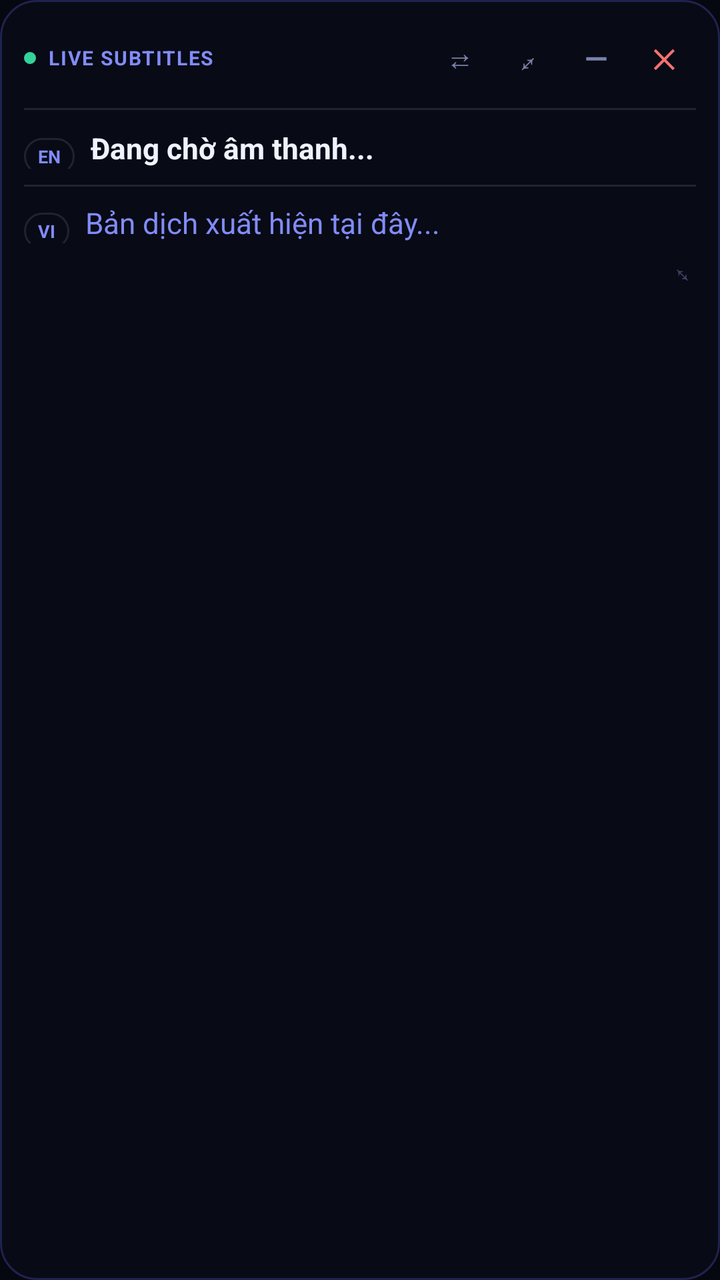
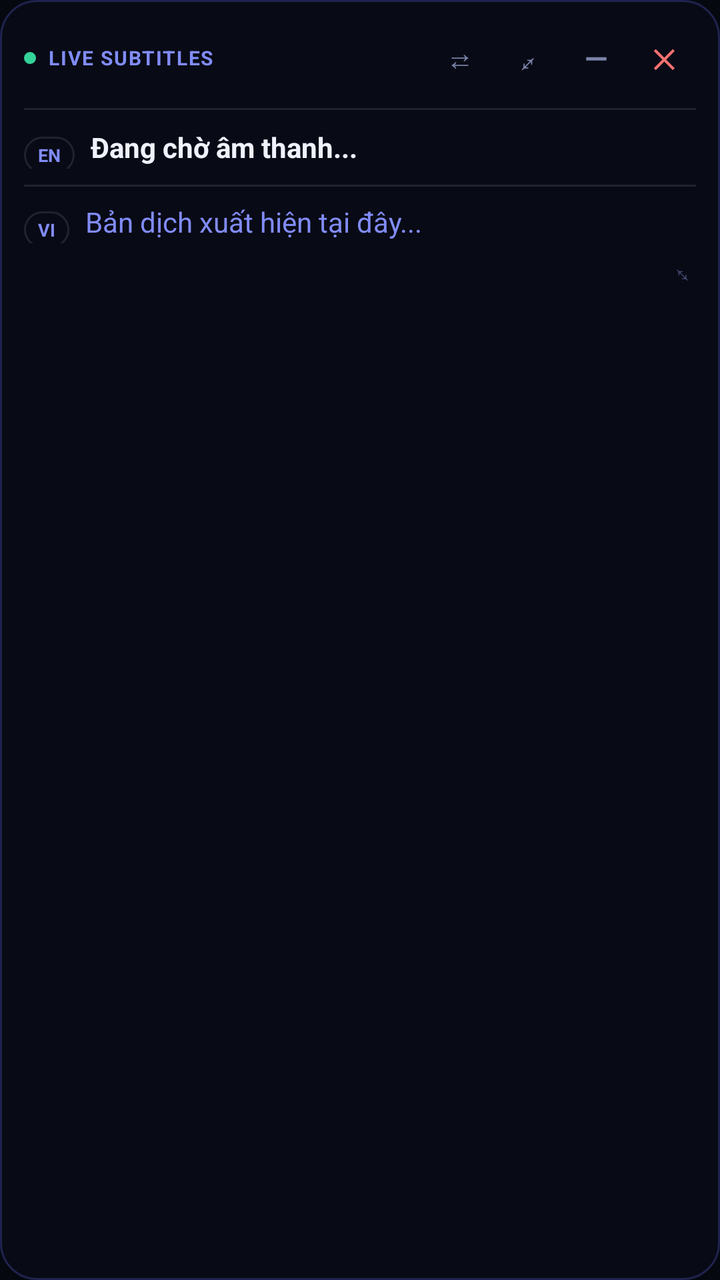

Screens rendered from an Android XML layout before and after an edit, with the pre-edit source and the edit as a unified diff.
<!-- AndroidManifest.xml: application theme Theme.RealtimeTranslator -->
<!-- res/layout/layout_floating_widget.xml -->
<?xml version="1.0" encoding="utf-8"?>
<LinearLayout xmlns:android="http://schemas.android.com/apk/res/android"
    android:layout_width="320dp"
    android:layout_height="wrap_content"
    android:orientation="vertical"
    android:background="@drawable/bg_floating_card"
    android:padding="12dp">

    
    <LinearLayout
        android:layout_width="match_parent"
        android:layout_height="wrap_content"
        android:orientation="horizontal"
        android:gravity="center_vertical"
        android:paddingBottom="8dp">

        
        <LinearLayout
            android:id="@+id/layoutDragHandle"
            android:layout_width="0dp"
            android:layout_height="34dp"
            android:layout_weight="1"
            android:gravity="center_vertical"
            android:orientation="horizontal">

            
            <View
                android:layout_width="6dp"
                android:layout_height="6dp"
                android:background="@drawable/bg_status_dot"
                android:backgroundTint="@color/status_ok"
                android:layout_marginEnd="6dp" />

            <TextView
                android:layout_width="wrap_content"
                android:layout_height="wrap_content"
                android:text="LIVE SUBTITLES"
                android:textColor="@color/accent"
                android:textSize="10sp"
                android:textStyle="bold"
                android:letterSpacing="0.06" />
        </LinearLayout>

        
        <TextView
            android:id="@+id/btnSwapOverlay"
            android:layout_width="32dp"
            android:layout_height="32dp"
            android:gravity="center"
            android:text="⇄"
            android:textColor="@color/text_secondary"
            android:textSize="14sp"
            android:clickable="true"
            android:focusable="true"
            android:background="?attr/selectableItemBackgroundBorderless"
            android:layout_marginEnd="2dp" />

        <TextView
            android:id="@+id/btnResizeOverlay"
            android:layout_width="32dp"
            android:layout_height="32dp"
            android:gravity="center"
            android:text="⤢"
            android:textColor="@color/text_secondary"
            android:textSize="14sp"
            android:clickable="true"
            android:focusable="true"
            android:background="?attr/selectableItemBackgroundBorderless"
            android:layout_marginEnd="2dp" />

        <TextView
            android:id="@+id/btnMinimize"
            android:layout_width="32dp"
            android:layout_height="32dp"
            android:gravity="center"
            android:text="—"
            android:textColor="@color/text_secondary"
            android:textSize="15sp"
            android:textStyle="bold"
            android:clickable="true"
            android:focusable="true"
            android:background="?attr/selectableItemBackgroundBorderless"
            android:layout_marginEnd="2dp" />

        <TextView
            android:id="@+id/btnCloseOverlay"
            android:layout_width="32dp"
            android:layout_height="32dp"
            android:gravity="center"
            android:text="✕"
            android:textColor="@color/status_danger"
            android:textSize="13sp"
            android:textStyle="bold"
            android:clickable="true"
            android:focusable="true"
            android:background="?attr/selectableItemBackgroundBorderless" />
    </LinearLayout>

    
    <View
        android:layout_width="match_parent"
        android:layout_height="1dp"
        android:background="@color/divider_color"
        android:layout_marginBottom="9dp" />

    
    <LinearLayout
        android:layout_width="match_parent"
        android:layout_height="wrap_content"
        android:orientation="horizontal"
        android:gravity="top">

        <TextView
            android:id="@+id/tvOriginalTag"
            android:layout_width="wrap_content"
            android:layout_height="wrap_content"
            android:text="EN"
            android:textSize="9sp"
            android:textStyle="bold"
            android:textColor="@color/accent"
            android:background="@drawable/bg_lang_tag"
            android:paddingHorizontal="7dp"
            android:paddingVertical="3dp"
            android:layout_marginEnd="8dp"
            android:layout_marginTop="2dp" />

        <TextView
            android:id="@+id/tvOriginalText"
            android:layout_width="0dp"
            android:layout_height="wrap_content"
            android:layout_weight="1"
            android:text="@string/waiting_audio"
            android:textColor="@color/text_primary"
            android:textSize="14.5sp"
            android:textStyle="bold"
            android:maxLines="3"
            android:ellipsize="end"
            android:lineSpacingExtra="2dp" />
    </LinearLayout>

    
    <View
        android:layout_width="match_parent"
        android:layout_height="1dp"
        android:background="@color/divider_color"
        android:layout_marginVertical="8dp" />

    
    <LinearLayout
        android:layout_width="match_parent"
        android:layout_height="wrap_content"
        android:orientation="horizontal"
        android:gravity="top">

        <TextView
            android:id="@+id/tvTranslatedTag"
            android:layout_width="wrap_content"
            android:layout_height="wrap_content"
            android:text="VI"
            android:textSize="9sp"
            android:textStyle="bold"
            android:textColor="@color/text_accent"
            android:background="@drawable/bg_lang_tag"
            android:paddingHorizontal="7dp"
            android:paddingVertical="3dp"
            android:layout_marginEnd="8dp"
            android:layout_marginTop="2dp" />

        <TextView
            android:id="@+id/tvTranslatedText"
            android:layout_width="0dp"
            android:layout_height="wrap_content"
            android:layout_weight="1"
            android:text="Bản dịch xuất hiện tại đây..."
            android:textColor="@color/text_accent"
            android:textSize="14.5sp"
            android:maxLines="4"
            android:ellipsize="end"
            android:lineSpacingExtra="2dp" />
    </LinearLayout>

    
    <LinearLayout
        android:layout_width="match_parent"
        android:layout_height="wrap_content"
        android:orientation="horizontal"
        android:gravity="end|center_vertical"
        android:paddingTop="2dp">

        <TextView
            android:id="@+id/viewResizeCorner"
            android:layout_width="26dp"
            android:layout_height="20dp"
            android:gravity="end|bottom"
            android:text="⤡"
            android:textColor="@color/text_muted"
            android:textSize="13sp"
            android:paddingEnd="2dp" />
    </LinearLayout>

</LinearLayout>
<!-- resources referenced by this layout -->
<resources>
  <color name="accent">#818CF8</color>
  <color name="divider_color">#1AFFFFFF</color>
  <color name="status_danger">#F87171</color>
  <color name="status_ok">#34D399</color>
  <color name="text_accent">#818CF8</color>
  <color name="text_muted">#3D4466</color>
  <color name="text_primary">#F0F2FF</color>
  <color name="text_secondary">#7B82A8</color>
  <!-- drawable bg_floating_card (drawable) -->
  <?xml version="1.0" encoding="utf-8"?>
  <shape xmlns:android="http://schemas.android.com/apk/res/android"
      android:shape="rectangle">
      <corners android:radius="18dp" />
      <solid android:color="#E8080A16" />
      <stroke
          android:width="1dp"
          android:color="#476366F1" />
  </shape>
  <!-- drawable bg_lang_tag (drawable) -->
  <?xml version="1.0" encoding="utf-8"?>
  <shape xmlns:android="http://schemas.android.com/apk/res/android"
      android:shape="rectangle">
      <corners android:radius="18dp" />
      <solid android:color="#1A0A0D18" />
      <stroke
          android:width="1dp"
          android:color="#1AFFFFFF" />
  </shape>
  <!-- drawable bg_status_dot (drawable) -->
  <?xml version="1.0" encoding="utf-8"?>
  <shape xmlns:android="http://schemas.android.com/apk/res/android"
      android:shape="oval">
      <solid android:color="#3D4466" />
  </shape>
  <string name="waiting_audio">Đang chờ âm thanh...</string>
  <style name="Theme.RealtimeTranslator" parent="Theme.Material3.Dark.NoActionBar">
          <item name="colorPrimary">#6366F1</item>
          <item name="colorPrimaryVariant">#4F46E5</item>
          <item name="colorSecondary">#818CF8</item>
          <item name="colorOnPrimary">#FFFFFF</item>
          <item name="android:statusBarColor">#06080F</item>
          <item name="android:navigationBarColor">#06080F</item>
          <item name="android:windowBackground">#06080F</item>
          
          <item name="colorControlActivated">#6366F1</item>
          
          <item name="colorControlHighlight">#266366F1</item>
      </style>
</resources>

<!-- the commit's change to res/layout/layout_floating_widget.xml (unified diff, before → after) -->
@@ -104,80 +104,94 @@
         android:layout_marginBottom="9dp" />
 
     
-    <LinearLayout
+    <ScrollView
+        android:id="@+id/scrollSubtitleArea"
         android:layout_width="match_parent"
         android:layout_height="wrap_content"
-        android:orientation="horizontal"
-        android:gravity="top">
-
-        <TextView
-            android:id="@+id/tvOriginalTag"
-            android:layout_width="wrap_content"
+        android:scrollbars="none"
+        android:overScrollMode="never"
+        android:fillViewport="true">
+
+        <LinearLayout
+            android:layout_width="match_parent"
             android:layout_height="wrap_content"
-            android:text="EN"
-            android:textSize="9sp"
-            android:textStyle="bold"
-            android:textColor="@color/accent"
-            android:background="@drawable/bg_lang_tag"
-            android:paddingHorizontal="7dp"
-            android:paddingVertical="3dp"
-            android:layout_marginEnd="8dp"
-            android:layout_marginTop="2dp" />
-
-        <TextView
-            android:id="@+id/tvOriginalText"
-            android:layout_width="0dp"
-            android:layout_height="wrap_content"
-            android:layout_weight="1"
-            android:text="@string/waiting_audio"
-            android:textColor="@color/text_primary"
-            android:textSize="14.5sp"
-            android:textStyle="bold"
-            android:maxLines="3"
-            android:ellipsize="end"
-            android:lineSpacingExtra="2dp" />
-    </LinearLayout>
-
-    
-    <View
-        android:layout_width="match_parent"
-        android:layout_height="1dp"
-        android:background="@color/divider_color"
-        android:layout_marginVertical="8dp" />
-
-    
-    <LinearLayout
-        android:layout_width="match_parent"
-        android:layout_height="wrap_content"
-        android:orientation="horizontal"
-        android:gravity="top">
-
-        <TextView
-            android:id="@+id/tvTranslatedTag"
-            android:layout_width="wrap_content"
-            android:layout_height="wrap_content"
-            android:text="VI"
-            android:textSize="9sp"
-            android:textStyle="bold"
-            android:textColor="@color/text_accent"
-            android:background="@drawable/bg_lang_tag"
-            android:paddingHorizontal="7dp"
-            android:paddingVertical="3dp"
-            android:layout_marginEnd="8dp"
-            android:layout_marginTop="2dp" />
-
-        <TextView
-            android:id="@+id/tvTranslatedText"
-            android:layout_width="0dp"
-            android:layout_height="wrap_content"
-            android:layout_weight="1"
-            android:text="Bản dịch xuất hiện tại đây..."
-            android:textColor="@color/text_accent"
-            android:textSize="14.5sp"
-            android:maxLines="4"
-            android:ellipsize="end"
-            android:lineSpacingExtra="2dp" />
-    </LinearLayout>
+            android:orientation="vertical">
+
+            
+            <LinearLayout
+                android:layout_width="match_parent"
+                android:layout_height="wrap_content"
+                android:orientation="horizontal"
+                android:gravity="top">
+
+                <TextView
+                    android:id="@+id/tvOriginalTag"
+                    android:layout_width="wrap_content"
+                    android:layout_height="wrap_content"
+                    android:text="EN"
+                    android:textSize="9sp"
+                    android:textStyle="bold"
+                    android:textColor="@color/accent"
+                    android:background="@drawable/bg_lang_tag"
+                    android:paddingHorizontal="7dp"
+                    android:paddingVertical="3dp"
+                    android:layout_marginEnd="8dp"
+                    android:layout_marginTop="2dp" />
+
+                <TextView
+                    android:id="@+id/tvOriginalText"
+                    android:layout_width="0dp"
+                    android:layout_height="wrap_content"
+                    android:layout_weight="1"
+                    android:text="@string/waiting_audio"
+                    android:textColor="@color/text_primary"
+                    android:textSize="14sp"
+                    android:textStyle="bold"
+                    android:maxLines="8"
+                    android:lineSpacingExtra="3dp" />
+            </LinearLayout>
+
+            
+            <View
+                android:layout_width="match_parent"
+                android:layout_height="1dp"
+                android:background="@color/divider_color"
+                android:layout_marginVertical="8dp" />
+
+            
+            <LinearLayout
+                android:layout_width="match_parent"
+                android:layout_height="wrap_content"
+                android:orientation="horizontal"
+                android:gravity="top">
+
+                <TextView
+                    android:id="@+id/tvTranslatedTag"
+                    android:layout_width="wrap_content"
+                    android:layout_height="wrap_content"
+                    android:text="VI"
+                    android:textSize="9sp"
+                    android:textStyle="bold"
+                    android:textColor="@color/text_accent"
+                    android:background="@drawable/bg_lang_tag"
+                    android:paddingHorizontal="7dp"
+                    android:paddingVertical="3dp"
+                    android:layout_marginEnd="8dp"
+                    android:layout_marginTop="2dp" />
+
+                <TextView
+                    android:id="@+id/tvTranslatedText"
+                    android:layout_width="0dp"
+                    android:layout_height="wrap_content"
+                    android:layout_weight="1"
+                    android:text="Bản dịch xuất hiện tại đây..."
+                    android:textColor="@color/text_accent"
+                    android:textSize="14sp"
+                    android:maxLines="8"
+                    android:lineSpacingExtra="3dp" />
+            </LinearLayout>
+        </LinearLayout>
+    </ScrollView>
 
     
     <LinearLayout
